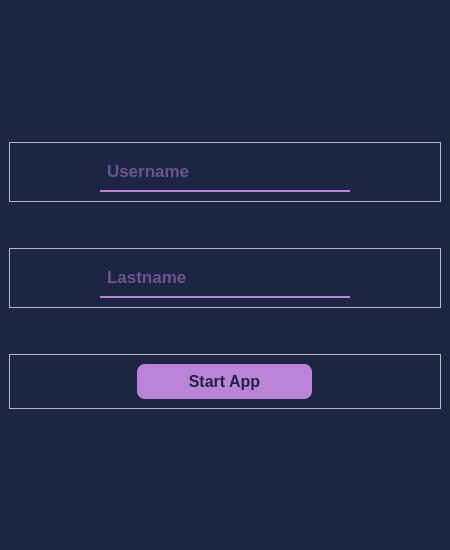
Above: Resources/UserLoginGUI.ui from Ge0rgeM/RockPaperScissors before the change. Below: the same form after it.
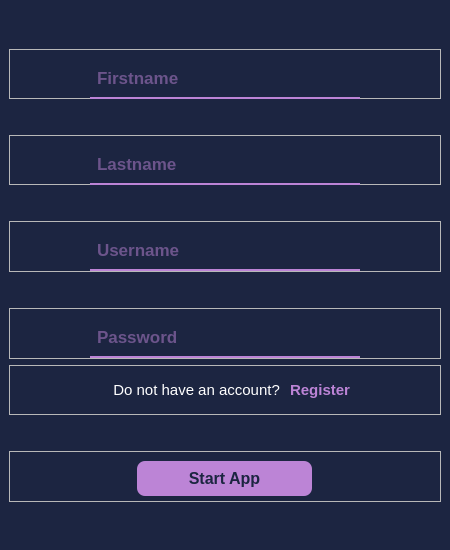
That is the form after the change.

Commit message:
Added connection to Database. To DO:     Valid Login     Valid Username/password     Valid Registration
    Maybe Threading?

Patch:
```diff
--- a/Resources/UserLoginGUI.ui
+++ b/Resources/UserLoginGUI.ui
@@ -49,6 +49,16 @@
 QPushButton:hover{
 	background-color: hsl(281, 50%,30%);
 	color: hsl(281, 50%, 85%);
+}
+#register_question{
+	color: white;
+}
+#register_button{
+	color: hsl(281, 50%, 68%);
+	background-color: transparent;
+}
+#register_button:hover{
+	color: hsl(281, 50%, 30%);
 }</string>
   </property>
   <widget class="QWidget" name="centralwidget">
@@ -88,7 +98,139 @@
          </property>
          <property name="maximumSize">
           <size>
-           <width>250</width>
+           <width>270</width>
+           <height>16777215</height>
+          </size>
+         </property>
+         <property name="font">
+          <font>
+           <pointsize>13</pointsize>
+           <weight>75</weight>
+           <bold>true</bold>
+          </font>
+         </property>
+         <property name="text">
+          <string/>
+         </property>
+         <property name="frame">
+          <bool>false</bool>
+         </property>
+         <property name="placeholderText">
+          <string>Firstname</string>
+         </property>
+        </widget>
+       </item>
+      </layout>
+     </widget>
+    </item>
+    <item>
+     <spacer name="verticalSpacer_5">
+      <property name="orientation">
+       <enum>Qt::Vertical</enum>
+      </property>
+      <property name="sizeType">
+       <enum>QSizePolicy::Fixed</enum>
+      </property>
+      <property name="sizeHint" stdset="0">
+       <size>
+        <width>20</width>
+        <height>30</height>
+       </size>
+      </property>
+     </spacer>
+    </item>
+    <item>
+     <widget class="QFrame" name="user_lastname_frame">
+      <property name="minimumSize">
+       <size>
+        <width>0</width>
+        <height>0</height>
+       </size>
+      </property>
+      <property name="frameShape">
+       <enum>QFrame::StyledPanel</enum>
+      </property>
+      <property name="frameShadow">
+       <enum>QFrame::Raised</enum>
+      </property>
+      <layout class="QHBoxLayout" name="horizontalLayout_6">
+       <item>
+        <widget class="QLineEdit" name="user_lastname">
+         <property name="minimumSize">
+          <size>
+           <width>0</width>
+           <height>40</height>
+          </size>
+         </property>
+         <property name="maximumSize">
+          <size>
+           <width>270</width>
+           <height>16777215</height>
+          </size>
+         </property>
+         <property name="font">
+          <font>
+           <pointsize>13</pointsize>
+           <weight>75</weight>
+           <bold>true</bold>
+          </font>
+         </property>
+         <property name="text">
+          <string/>
+         </property>
+         <property name="frame">
+          <bool>false</bool>
+         </property>
+         <property name="placeholderText">
+          <string>Lastname</string>
+         </property>
+        </widget>
+       </item>
+      </layout>
+     </widget>
+    </item>
+    <item>
+     <spacer name="verticalSpacer_6">
+      <property name="orientation">
+       <enum>Qt::Vertical</enum>
+      </property>
+      <property name="sizeType">
+       <enum>QSizePolicy::Fixed</enum>
+      </property>
+      <property name="sizeHint" stdset="0">
+       <size>
+        <width>20</width>
+        <height>30</height>
+       </size>
+      </property>
+     </spacer>
+    </item>
+    <item>
+     <widget class="QFrame" name="user_username_frame">
+      <property name="minimumSize">
+       <size>
+        <width>0</width>
+        <height>0</height>
+       </size>
+      </property>
+      <property name="frameShape">
+       <enum>QFrame::StyledPanel</enum>
+      </property>
+      <property name="frameShadow">
+       <enum>QFrame::Raised</enum>
+      </property>
+      <layout class="QHBoxLayout" name="horizontalLayout_5">
+       <item>
+        <widget class="QLineEdit" name="user_username">
+         <property name="minimumSize">
+          <size>
+           <width>0</width>
+           <height>40</height>
+          </size>
+         </property>
+         <property name="maximumSize">
+          <size>
+           <width>270</width>
            <height>16777215</height>
           </size>
          </property>
@@ -124,7 +266,7 @@
       <property name="sizeHint" stdset="0">
        <size>
         <width>20</width>
-        <height>40</height>
+        <height>30</height>
        </size>
       </property>
      </spacer>
@@ -145,7 +287,7 @@
       </property>
       <layout class="QHBoxLayout" name="horizontalLayout_2">
        <item alignment="Qt::AlignTop">
-        <widget class="QLineEdit" name="user_lastname">
+        <widget class="QLineEdit" name="user_password">
          <property name="minimumSize">
           <size>
            <width>0</width>
@@ -154,7 +296,7 @@
          </property>
          <property name="maximumSize">
           <size>
-           <width>250</width>
+           <width>270</width>
            <height>16777215</height>
           </size>
          </property>
@@ -165,11 +307,76 @@
            <bold>true</bold>
           </font>
          </property>
+         <property name="text">
+          <string/>
+         </property>
          <property name="frame">
           <bool>false</bool>
          </property>
+         <property name="echoMode">
+          <enum>QLineEdit::Password</enum>
+         </property>
          <property name="placeholderText">
-          <string>Lastname</string>
+          <string>Password</string>
+         </property>
+        </widget>
+       </item>
+      </layout>
+     </widget>
+    </item>
+    <item>
+     <widget class="QFrame" name="register_frame">
+      <property name="minimumSize">
+       <size>
+        <width>0</width>
+        <height>50</height>
+       </size>
+      </property>
+      <property name="frameShape">
+       <enum>QFrame::StyledPanel</enum>
+      </property>
+      <property name="frameShadow">
+       <enum>QFrame::Raised</enum>
+      </property>
+      <layout class="QHBoxLayout" name="horizontalLayout_4">
+       <item alignment="Qt::AlignRight">
+        <widget class="QLabel" name="register_question">
+         <property name="minimumSize">
+          <size>
+           <width>265</width>
+           <height>0</height>
+          </size>
+         </property>
+         <property name="font">
+          <font>
+           <pointsize>11</pointsize>
+          </font>
+         </property>
+         <property name="text">
+          <string>Do not have an account? </string>
+         </property>
+         <property name="alignment">
+          <set>Qt::AlignRight|Qt::AlignTrailing|Qt::AlignVCenter</set>
+         </property>
+         <property name="indent">
+          <number>0</number>
+         </property>
+        </widget>
+       </item>
+       <item alignment="Qt::AlignLeft">
+        <widget class="QPushButton" name="register_button">
+         <property name="font">
+          <font>
+           <pointsize>11</pointsize>
+           <weight>75</weight>
+           <bold>true</bold>
+          </font>
+         </property>
+         <property name="cursor">
+          <cursorShape>PointingHandCursor</cursorShape>
+         </property>
+         <property name="text">
+          <string>Register</string>
          </property>
         </widget>
        </item>
@@ -187,7 +394,7 @@
       <property name="sizeHint" stdset="0">
        <size>
         <width>20</width>
-        <height>40</height>
+        <height>30</height>
        </size>
       </property>
      </spacer>
```
Left out of the diff: 4 changed lines with no effect on the pictures. The commit also changes 3 other files.
